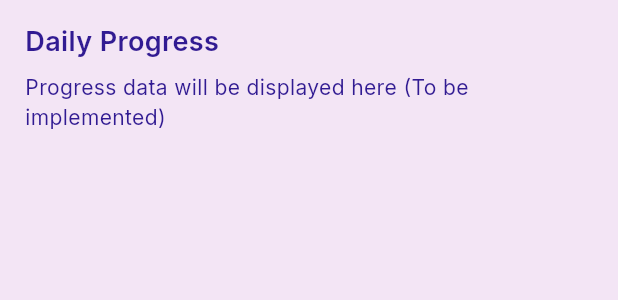
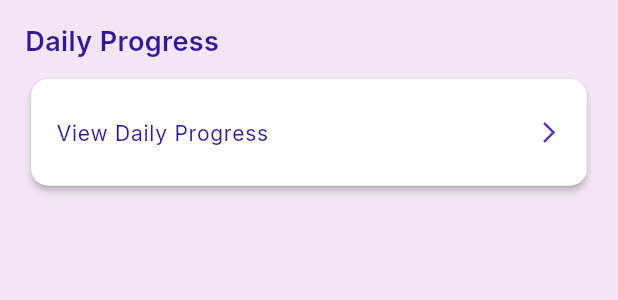
Before and after one commit to Sujin14/yeetfit_admin, a Flutter app: the ClientProgressSection widget shown alone on an empty page, opened directly, on a phone screen of 412 x 824 dp. Shown: the top 300 px of the screen. Run offline on Flutter 3.47's test engine with Material 3 defaults, Android fonts, the phone set to English and light mode, and no system bars; our stand-ins replace animated_text_kit, cached_network_image, cloud_firestore, firebase_auth, firebase_core, flutter_screenutil and 5 more; accounts and stored records are empty; network calls fail.

Commit message:
added the progress feature

```diff
--- a/lib/core/routes/app_routes.dart
+++ b/lib/core/routes/app_routes.dart
@@ -20,6 +20,7 @@ import '../../features/plan/presentation/controllers/workout_plan_controller.dar
 import '../../features/plan/presentation/screens/plan_form_screen.dart';
 import '../../features/plan/presentation/screens/plan_list_screen.dart';
 import '../../features/plan/presentation/screens/plan_management_screen.dart';
+import '../../features/progress/presentation/screens/client_progress_screen.dart';
 import '../../features/settings/presentation/screens/settings_screen.dart';
 import '../../features/chat/presentation/screens/chat_screen.dart';
 import '../../features/chat/presentation/controllers/chat_controller.dart';
@@ -78,21 +79,48 @@ class AppRoutes {
           }),
         ),
         GetPage(
+          name: '/client-progress',
+          page: () => const ClientProgressScreen(),
+          binding: ClientDetailsBinding(),
+        ),
+        GetPage(
           name: '/client-details/chat',
           page: () => const ChatScreen(),
           binding: BindingsBuilder(() {
-            Get.lazyPut(() => ChatController(
-                  getChatMessages: GetChatMessages(ChatRepositoryImpl(FirestoreChatService())),
-                  getMessageStatus: GetMessageStatus(ChatRepositoryImpl(FirestoreChatService())),
-                  getUserProfile: GetUserProfile(ChatRepositoryImpl(FirestoreChatService())),
-                  sendMessage: SendMessage(ChatRepositoryImpl(FirestoreChatService())),
-                  createOrGetChat: CreateOrGetChat(ChatRepositoryImpl(FirestoreChatService())),
-                  updateTypingStatus: UpdateTypingStatus(ChatRepositoryImpl(FirestoreChatService())),
-                  getTypingStatus: GetTypingStatus(ChatRepositoryImpl(FirestoreChatService())),
-                  updateMessageStatus: UpdateMessageStatus(ChatRepositoryImpl(FirestoreChatService())),
-                  deleteChat: DeleteChat(ChatRepositoryImpl(FirestoreChatService())),
-                  deleteMessage: DeleteMessage(ChatRepositoryImpl(FirestoreChatService())),
-                ));
+            Get.lazyPut(
+              () => ChatController(
+                getChatMessages: GetChatMessages(
+                  ChatRepositoryImpl(FirestoreChatService()),
+                ),
+                getMessageStatus: GetMessageStatus(
+                  ChatRepositoryImpl(FirestoreChatService()),
+                ),
+                getUserProfile: GetUserProfile(
+                  ChatRepositoryImpl(FirestoreChatService()),
+                ),
+                sendMessage: SendMessage(
+                  ChatRepositoryImpl(FirestoreChatService()),
+                ),
+                createOrGetChat: CreateOrGetChat(
+                  ChatRepositoryImpl(FirestoreChatService()),
+                ),
+                updateTypingStatus: UpdateTypingStatus(
+                  ChatRepositoryImpl(FirestoreChatService()),
+                ),
+                getTypingStatus: GetTypingStatus(
+                  ChatRepositoryImpl(FirestoreChatService()),
+                ),
+                updateMessageStatus: UpdateMessageStatus(
+                  ChatRepositoryImpl(FirestoreChatService()),
+                ),
+                deleteChat: DeleteChat(
+                  ChatRepositoryImpl(FirestoreChatService()),
+                ),
+                deleteMessage: DeleteMessage(
+                  ChatRepositoryImpl(FirestoreChatService()),
+                ),
+              ),
+            );
           }),
         ),
       ],
@@ -111,7 +139,8 @@ class AppRoutes {
       final controller = DietPlanController();
       controller.setupWithArguments(args);
       Get.put<DietPlanController>(controller, tag: tag);
-    } else if (type == 'workout' && !Get.isRegistered<WorkoutPlanController>(tag: tag)) {
+    } else if (type == 'workout' &&
+        !Get.isRegistered<WorkoutPlanController>(tag: tag)) {
       final controller = WorkoutPlanController();
       controller.setupWithArguments(args);
       Get.put<WorkoutPlanController>(controller, tag: tag);
@@ -125,10 +154,10 @@ class AppRoutes {
 
   static Future<String?> redirect(Routing? routing) async {
     final user = FirebaseAuth.instance.currentUser;
-    final currentRoute = routing?.current ?? '';
-    final arguments = Get.arguments;
+    final currentRoute = routing?.current;
+
     print(
-      'AppRoutes.redirect: Current route: $currentRoute, Arguments: $arguments',
+      'AppRoutes.redirect: Current route: $currentRoute, Arguments: ${Get.arguments}',
     );
 
     if (user == null) {
@@ -138,6 +167,7 @@ class AppRoutes {
 
     final controller = Get.find<AuthController>();
     final isAdmin = await controller.isAdmin(user.uid);
+
     if (!isAdmin) {
       print(
         'AppRoutes.redirect: User ${user.uid} is not an admin, signing out and redirecting to /',
@@ -146,11 +176,13 @@ class AppRoutes {
       return '/';
     }
 
+    // Only redirect if currentRoute is explicitly "/" or "/signup"
     if (currentRoute == '/' || currentRoute == '/signup') {
       print('AppRoutes.redirect: Admin user, redirecting to /home');
       return '/home';
     }
 
+    // Allow all other routes, including null (initial)
     print('AppRoutes.redirect: Allowing navigation to $currentRoute');
     return null;
   }
--- a/lib/features/clients/presentation/bindings/client_details_bindings.dart
+++ b/lib/features/clients/presentation/bindings/client_details_bindings.dart
@@ -1,9 +1,11 @@
 import 'package:get/get.dart';
+import '../../../progress/presentation/controllers/client_progress_controller.dart';
 import '../controllers/client_details_controller.dart';
 
 class ClientDetailsBinding extends Bindings {
   @override
   void dependencies() {
     Get.lazyPut(() => ClientDetailsController());
+    Get.lazyPut(() => ClientProgressController());
   }
 }
--- a/lib/features/clients/presentation/widgets/client_details_body.dart
+++ b/lib/features/clients/presentation/widgets/client_details_body.dart
@@ -4,9 +4,9 @@ import 'package:get/get.dart';
 import '../../../../core/theme/theme.dart';
 import '../../../../core/widgets/custom_error_widget.dart';
 import '../../../plan/presentation/widgets/client_plan_section.dart';
+import '../../../progress/presentation/widgets/client_progress_section.dart';
 import '../controllers/client_details_controller.dart';
 import 'client_details_card_wrapper.dart';
-import 'client_progress_section.dart';
 
 class ClientDetailsBody extends StatelessWidget {
   const ClientDetailsBody({super.key});
--- a/lib/features/clients/presentation/widgets/client_progress_section.dart
+++ /dev/null
@@ -1,23 +0,0 @@
-import 'package:flutter/material.dart';
-import 'package:flutter_screenutil/flutter_screenutil.dart';
-
-import '../../../../core/theme/theme.dart';
-
-class ClientProgressSection extends StatelessWidget {
-  const ClientProgressSection({super.key});
-
-  @override
-  Widget build(BuildContext context) {
-    return Padding(
-      padding: EdgeInsets.symmetric(horizontal: 16.w, vertical: 16.h),
-      child: Column(
-        crossAxisAlignment: CrossAxisAlignment.start,
-        children: [
-          Text('Daily Progress', style: AdminTheme.textStyles['title']),
-          SizedBox(height: 8.h),
-          Text('Progress data will be displayed here (To be implemented)', style: AdminTheme.textStyles['body']),
-        ],
-      ),
-    );
-  }
-}
--- /dev/null
+++ b/lib/features/progress/domain/repositories/progress_repository.dart
@@ -0,0 +1,3 @@
+abstract class ProgressRepository {
+  Future<Map<String, dynamic>> getDailyProgress(String uid, String date);
+}
--- /dev/null
+++ b/lib/features/progress/presentation/widgets/client_progress_section.dart
@@ -0,0 +1,58 @@
+import 'package:flutter/material.dart';
+import 'package:flutter_screenutil/flutter_screenutil.dart';
+import 'package:get/get.dart';
+import '../../../../core/theme/theme.dart';
+import '../../../clients/presentation/controllers/client_details_controller.dart';
+
+class ClientProgressSection extends StatelessWidget {
+  const ClientProgressSection({super.key});
+
+  @override
+  Widget build(BuildContext context) {
+    final controller = Get.find<ClientDetailsController>();
+
+    return Padding(
+      padding: EdgeInsets.symmetric(horizontal: 16.w, vertical: 16.h),
+      child: Column(
+        crossAxisAlignment: CrossAxisAlignment.start,
+        children: [
+          Text('Daily Progress', style: AdminTheme.textStyles['title']),
+          SizedBox(height: 8.h),
+          Card(
+            elevation: 2,
+            shape: RoundedRectangleBorder(
+              borderRadius: BorderRadius.circular(12.r),
+            ),
+            child: ListTile(
+              contentPadding: EdgeInsets.symmetric(
+                horizontal: 16.w,
+                vertical: 8.h,
+              ),
+              title: Text(
+                'View Daily Progress',
+                style: AdminTheme.textStyles['body']!.copyWith(
+                  color: AdminTheme.colors['textPrimary'],
+                ),
+              ),
+              trailing: Icon(
+                Icons.arrow_forward_ios,
+                size: 16.w,
+                color: AdminTheme.colors['textSecondary'],
+              ),
+              onTap: () {
+                print(
+                  'ClientProgressSection: Navigating to /home/client-progress with UID: ${controller.uid.value}',
+                );
+                Get.toNamed(
+                  '/home/client-progress',
+                  arguments: {'uid': controller.uid.value},
+                  preventDuplicates: true,
+                );
+              },
+            ),
+          ),
+        ],
+      ),
+    );
+  }
+}
--- a/pubspec.yaml
+++ b/pubspec.yaml
@@ -53,6 +53,7 @@ dependencies:
   flutter_chat_types: ^3.6.2
   path_provider: ^2.1.5
   permission_handler: ^12.0.1
+  table_calendar: ^3.2.0
 
 dev_dependencies:
   flutter_test:
```
Also changed, not shown: lib/features/progress/data/datasources/progress_datasource.dart (added, +25 -0 lines), lib/features/progress/data/repositories/progress_repository_impl.dart (added, +33 -0 lines), lib/features/progress/domain/usecases/get_dailoy_progress.dart (added, +11 -0 lines), lib/features/progress/presentation/controllers/client_progress_controller.dart (added, +104 -0 lines), lib/features/progress/presentation/screens/client_progress_screen.dart (added, +26 -0 lines), lib/features/progress/presentation/widgets/client_progress_body.dart (added, +95 -0 lines), lib/features/progress/presentation/widgets/progress_card.dart (added, +89 -0 lines), pubspec.lock.
